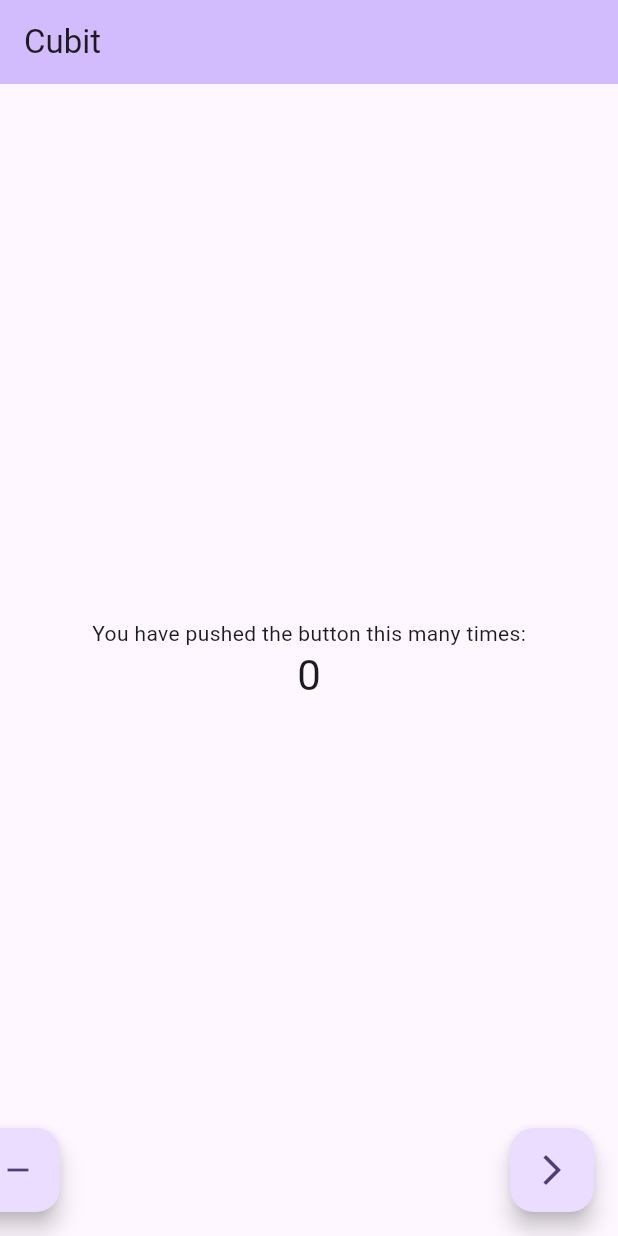
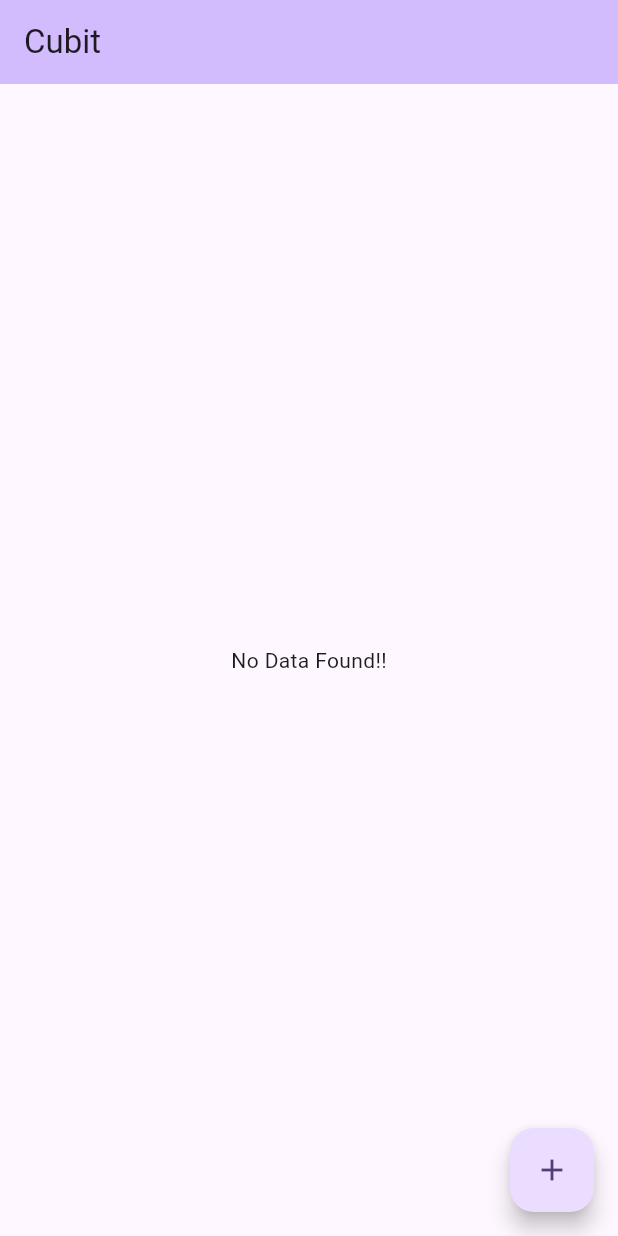
Before and after one commit to raunak2909/cubit_example_131, a Flutter app: the screen it shows after launch, on a phone screen of 412 x 824 dp. Run offline on Flutter 3.47's test engine with Material 2 defaults, Android fonts, the phone set to English and light mode, and no system bars; our stand-ins replace flutter_bloc.

Commit message:
Added List<Map<String, dynmaic>> with cubit plus handled loading and error state

```diff
--- a/lib/cubit/counter_state.dart
+++ b/lib/cubit/counter_state.dart
@@ -1,9 +1,25 @@
-class CounterState{
+class CounterState {
+  //int count;
+  //task
+  List<Map<String, dynamic>> arrData;
+  bool isLoading;
+  bool isError;
+  String errorMsg;
 
-  int count;
-  //task
-  //List<Map<String,dynamic>> arrData;
+  CounterState(
+      {required this.arrData,
+      this.isLoading = false,
+      this.isError = false,
+      this.errorMsg = ""});
+}
 
-  CounterState({required this.count});
-
+/*class InitialState extends CounterState{}
+class LoadingState extends CounterState{}
+class LoadedState extends CounterState{
+  List<Map<String, dynamic>> arrData;
+  LoadedState({required this.arrData});
 }
+class ErrorState extends CounterState{
+  String errorMsg;
+  ErrorState({required this.errorMsg});
+}*/
--- a/lib/main.dart
+++ b/lib/main.dart
@@ -5,8 +5,7 @@ import 'package:flutter/material.dart';
 import 'package:flutter_bloc/flutter_bloc.dart';
 
 void main() {
-  runApp(
-      BlocProvider(
+  runApp(BlocProvider(
     create: (context) => CounterCubit(),
     child: const MyApp(),
   ));
@@ -28,7 +27,24 @@ class MyApp extends StatelessWidget {
   }
 }
 
-class MyHomePage extends StatelessWidget {
+class MyHomePage extends StatefulWidget {
+  @override
+  State<MyHomePage> createState() => _MyHomePageState();
+}
+
+class _MyHomePageState extends State<MyHomePage> {
+  @override
+  void initState() {
+    super.initState();
+    //your work
+  }
+
+  @override
+  void dispose() {
+    super.dispose();
+    //your work
+  }
+
   @override
   Widget build(BuildContext context) {
     return Scaffold(
@@ -37,43 +53,59 @@ class MyHomePage extends StatelessWidget {
         title: Text('Cubit'),
       ),
       body: Center(
-        child: Column(
-          mainAxisAlignment: MainAxisAlignment.center,
-          children: <Widget>[
-            const Text(
-              'You have pushed the button this many times:',
+        child:
+            BlocBuilder<CounterCubit, CounterState>(builder: (context, state) {
+          if (state.isLoading) {
+            return const Center(
+              child: CircularProgressIndicator(),
+            );
+          } else if (state.isError) {
+            return Center(
+              child: Text(
+                state.errorMsg,
+                style: TextStyle(fontSize: 25),
               ),
-            BlocBuilder<CounterCubit, CounterState>(builder: (context, state) {
-              return Text(
-                '${state.count}',
-                style: Theme.of(context).textTheme.headlineMedium,
+            );
+          } else {
+            return state.arrData.isNotEmpty
+                ? ListView.builder(
+                    itemCount: state.arrData.length,
+                    itemBuilder: (_, index) {
+                      return ListTile(
+                        leading: Text('${index + 1}'),
+                        title: Text('${state.arrData[index]['title']}'),
+                        subtitle: Text('${state.arrData[index]['desc']}'),
+                        trailing: InkWell(
+                            onTap: () {
+                              context.read<CounterCubit>().deleteData(index);
+                              //BlocProvider.of<CounterCubit>(context).deleteData(index);
+                            },
+                            child: Icon(
+                              Icons.delete,
+                              color: Colors.red,
+                            )),
                       );
                     })
-          ],
+                : Center(
+                    child: Text('No Data Found!!'),
+                  );
+          }
+        }),
       ),
-      ),
-      floatingActionButton: Row(
-        mainAxisAlignment: MainAxisAlignment.spaceBetween,
-        children: [
-          FloatingActionButton(
+      floatingActionButton: FloatingActionButton(
         onPressed: () {
-              context.read<CounterCubit>().decrementCount();
-            },
-            tooltip: 'Decrement',
-            child: const Icon(Icons.remove),
-          ),
-          FloatingActionButton(
-            onPressed: () {
-              Navigator.push(
+          context
+              .read<CounterCubit>()
+              .addData({'title': "Hello", 'desc': "How are you"});
+
+          /*Navigator.push(
               context,
               MaterialPageRoute(
                 builder: (context) => SeconsPage(),
-                  ));
+              ));*/
         },
         tooltip: 'Next Page',
-            child: const Icon(Icons.arrow_forward_ios),
-          ),
-        ],
+        child: const Icon(Icons.add),
       ), // This trailing comma makes auto-formatting nicer for build methods.
     );
   }
```
Also changed, not shown: lib/cubit/counter_cubit.dart (+53 -6 lines), lib/second_page.dart (+30 -16 lines). Lines whose indentation alone changed are shown as unchanged.
